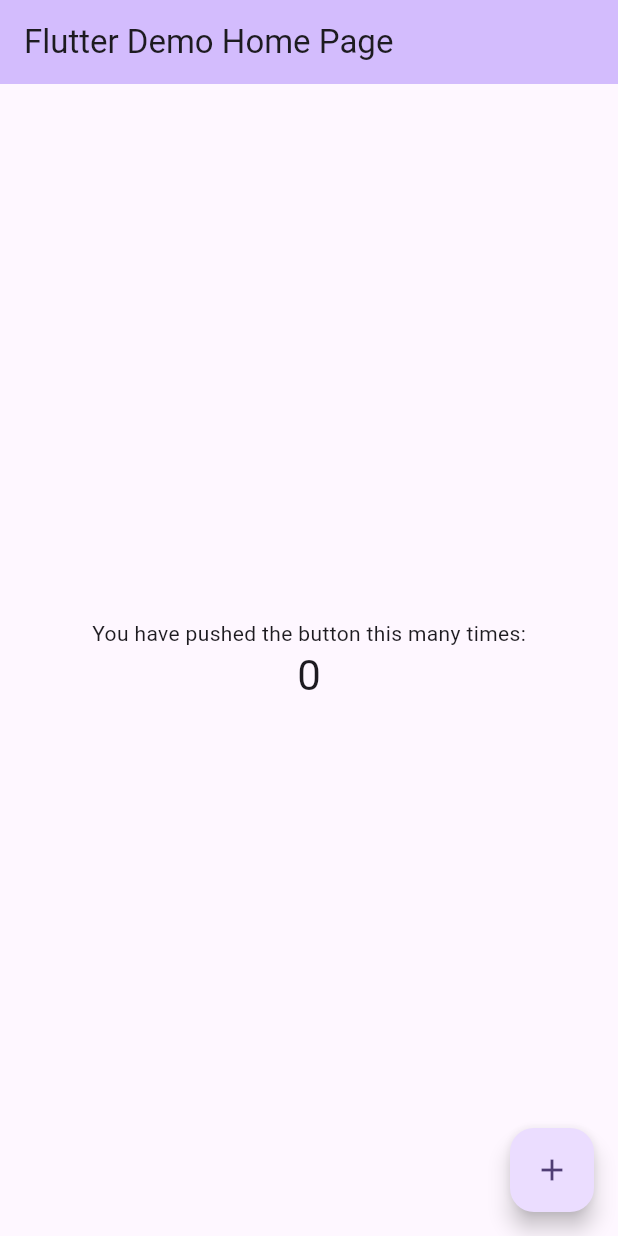
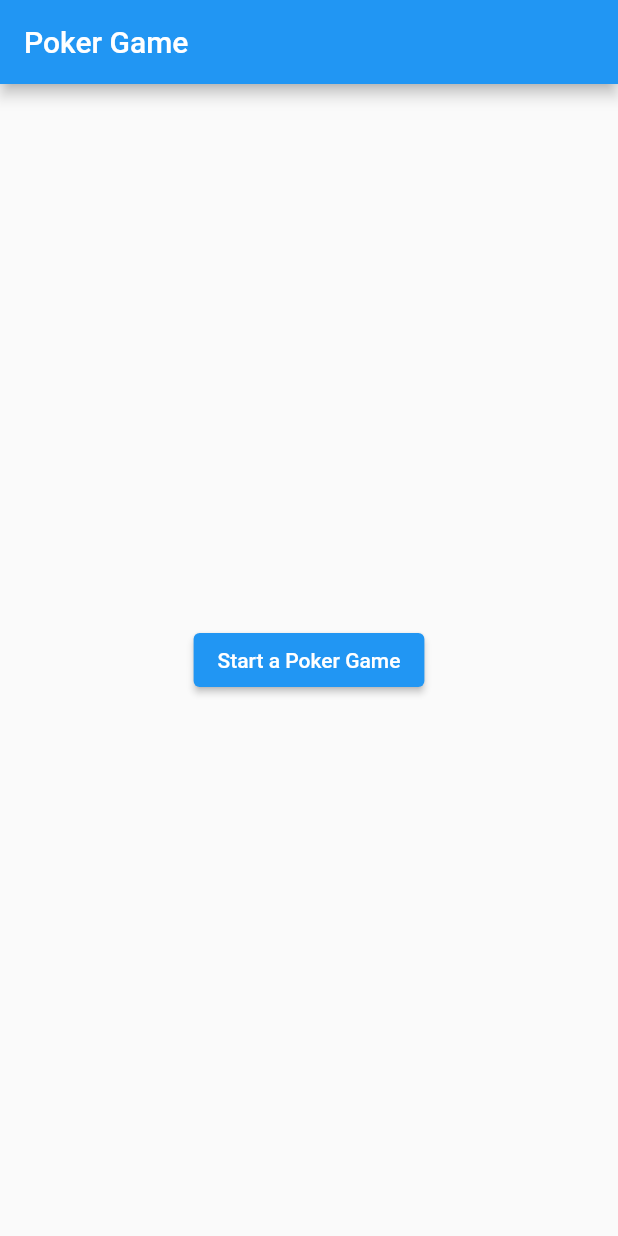
Before and after one commit to madzialenk1/PokerApp, a Flutter app: the screen it shows after launch, on a phone screen of 412 x 824 dp. Run offline on Flutter 3.47's test engine with Material 2 defaults, Android fonts, the phone set to English and light mode, and no system bars.

Commit message:
add basic UI, rules, logic to the game

```diff
--- a/poker_app/lib/constants/colors.dart
+++ b/poker_app/lib/constants/colors.dart
@@ -0,0 +1,6 @@
+import 'package:flutter/material.dart';
+
+class CustomColors {
+  static const Color skyBlue = Color.fromARGB(255, 101, 206, 238);
+  static const Color lightGray = Color.fromARGB(234, 205, 213, 215);
+}
--- a/poker_app/lib/constants/strings.dart
+++ b/poker_app/lib/constants/strings.dart
@@ -0,0 +1,13 @@
+class Strings {
+  Strings._();
+
+  static const String endButtonText = 'Finish and check who won';
+  static const String replaceButtonText = 'Replace Cards';
+  static const String finishMoveButtonText = 'Finish your turn';
+  static const String startGameButtonText = 'Start a Poker Game';
+  static const String appBarText = 'Poker Game';
+  static const String resultAppBarText = 'Result';
+  static const String playerText = 'Player';
+  static const String alertTitle = 'Pass your phone to the second player';
+  static const String alertSubtitle = 'Next turn';
+}
--- a/poker_app/lib/main.dart
+++ b/poker_app/lib/main.dart
@@ -1,125 +1,187 @@
 import 'package:flutter/material.dart';
+import 'package:poker_app/models/deck.dart';
+import 'package:poker_app/features/win_rules.dart';
+import 'models/card.dart';
+import 'models/player.dart';
+import 'package:poker_app/views/result_screen.dart';
+import 'constants/strings.dart';
+import 'package:poker_app/views/horizontal_grid_view.dart';
 
 void main() {
-  runApp(const MyApp());
+  runApp(PokerGameApp());
 }
 
-class MyApp extends StatelessWidget {
-  const MyApp({super.key});
-
-  // This widget is the root of your application.
+class PokerGameApp extends StatelessWidget {
   @override
   Widget build(BuildContext context) {
     return MaterialApp(
-      title: 'Flutter Demo',
+      title: Strings.appBarText,
       theme: ThemeData(
-        // This is the theme of your application.
-        //
-        // TRY THIS: Try running your application with "flutter run". You'll see
-        // the application has a blue toolbar. Then, without quitting the app,
-        // try changing the seedColor in the colorScheme below to Colors.green
-        // and then invoke "hot reload" (save your changes or press the "hot
-        // reload" button in a Flutter-supported IDE, or press "r" if you used
-        // the command line to start the app).
-        //
-        // Notice that the counter didn't reset back to zero; the application
-        // state is not lost during the reload. To reset the state, use hot
-        // restart instead.
-        //
-        // This works for code too, not just values: Most code changes can be
-        // tested with just a hot reload.
-        colorScheme: ColorScheme.fromSeed(seedColor: Colors.deepPurple),
-        useMaterial3: true,
+        primarySwatch: Colors.blue,
       ),
-      home: const MyHomePage(title: 'Flutter Demo Home Page'),
+      home: PokerGameScreen(),
     );
   }
 }
 
-class MyHomePage extends StatefulWidget {
-  const MyHomePage({super.key, required this.title});
-
-  // This widget is the home page of your application. It is stateful, meaning
-  // that it has a State object (defined below) that contains fields that affect
-  // how it looks.
-
-  // This class is the configuration for the state. It holds the values (in this
-  // case the title) provided by the parent (in this case the App widget) and
-  // used by the build method of the State. Fields in a Widget subclass are
-  // always marked "final".
-
-  final String title;
-
+class PokerGameScreen extends StatefulWidget {
   @override
-  State<MyHomePage> createState() => _MyHomePageState();
+  _PokerGameScreenState createState() => _PokerGameScreenState();
 }
 
-class _MyHomePageState extends State<MyHomePage> {
-  int _counter = 0;
+class _PokerGameScreenState extends State<PokerGameScreen> {
+  Deck deck = Deck();
+  Player firstPlayer = Player();
+  Player secondPlayer = Player();
+  List<PokerCard> selectedCards = [];
+  bool isGameStarted = false;
+  bool isFirstPlayerTurn = true;
+  WinRules rulesHelper = WinRules();
 
-  void _incrementCounter() {
+  void startGame() {
+    deck.cards.shuffle();
     setState(() {
-      // This call to setState tells the Flutter framework that something has
-      // changed in this State, which causes it to rerun the build method below
-      // so that the display can reflect the updated values. If we changed
-      // _counter without calling setState(), then the build method would not be
-      // called again, and so nothing would appear to happen.
-      _counter++;
+      firstPlayer.cards = deck.cards.sublist(0, 5);
+      secondPlayer.cards = deck.cards.sublist(5, 10);
+      deck.cards.removeWhere((card) => (firstPlayer.cards ?? []).contains(card));
+      deck.cards.removeWhere((card) => (secondPlayer.cards ?? []).contains(card));
+      isGameStarted = true;
+    });
+  }
+
+  void showPopup(BuildContext context) {
+    showDialog(
+      context: context,
+      builder: (BuildContext context) {
+        return const AlertDialog(
+          title: Text(Strings.alertSubtitle),
+          content: Text(Strings.alertTitle),
+        );
+      },
+    );
+  }
+
+  void replaceCards(List<PokerCard> selectedCards) {
+    deck.cards.shuffle();
+
+    deck.cards.removeWhere((card) => isFirstPlayerTurn
+        ? (firstPlayer.cards ?? []).contains(card)
+        : (secondPlayer.cards ?? []).contains(card));
+
+    List<PokerCard> newPlayerHand = List.of(isFirstPlayerTurn
+        ? (firstPlayer.cards ?? [])
+        : (secondPlayer.cards ?? []));
+
+    for (var selectedCard in selectedCards) {
+      int selectedIndex =
+          newPlayerHand.indexWhere((card) => card == selectedCard);
+
+      if (selectedIndex != -1) {
+        newPlayerHand[selectedIndex] = deck.cards[0];
+        deck.cards.removeAt(0);
+      }
+    }
+
+    setState(() {
+      if (isFirstPlayerTurn) {
+        firstPlayer.cards = newPlayerHand;
+      } else {
+        secondPlayer.cards = newPlayerHand;
+      }
     });
   }
 
   @override
   Widget build(BuildContext context) {
-    // This method is rerun every time setState is called, for instance as done
-    // by the _incrementCounter method above.
-    //
-    // The Flutter framework has been optimized to make rerunning build methods
-    // fast, so that you can just rebuild anything that needs updating rather
-    // than having to individually change instances of widgets.
+    void handleSelectedCards(List<PokerCard> cards) {
+      setState(() {
+        selectedCards = cards;
+      });
+    }
+
     return Scaffold(
       appBar: AppBar(
-        // TRY THIS: Try changing the color here to a specific color (to
-        // Colors.amber, perhaps?) and trigger a hot reload to see the AppBar
-        // change color while the other colors stay the same.
-        backgroundColor: Theme.of(context).colorScheme.inversePrimary,
-        // Here we take the value from the MyHomePage object that was created by
-        // the App.build method, and use it to set our appbar title.
-        title: Text(widget.title),
+        title: const Text(Strings.appBarText),
       ),
       body: Center(
-        // Center is a layout widget. It takes a single child and positions it
-        // in the middle of the parent.
+        child: isGameStarted
+            ? Column(
+                crossAxisAlignment: CrossAxisAlignment.start,
+                mainAxisAlignment: MainAxisAlignment.center,
+                children: [
+                  isFirstPlayerTurn
+                      ? Expanded(
+                          child: Align(
+                          alignment: Alignment.topCenter,
+                          child: Container(
+                            margin: const EdgeInsets.only(
+                                left: 0, right: 0, top: 10),
+                            height: 100,
+                            child: HorizontalGridView(
+                                cards: firstPlayer.cards ?? [],
+                                onCardsSelected: handleSelectedCards),
+                          ),
+                        ))
+                      : Expanded(
+                          child: Align(
+                            alignment: Alignment.bottomCenter,
+                            child: Container(
+                              margin: const EdgeInsets.only(
+                                  left: 0, right: 0, bottom: 10),
+                              height: 100,
+                              child: HorizontalGridView(
+                                  cards: secondPlayer.cards ?? [],
+                                  onCardsSelected: handleSelectedCards),
+                            ),
+                          ),
+                        ),
+                  Align(
+                    alignment: Alignment.bottomCenter,
                     child: Column(
-          // Column is also a layout widget. It takes a list of children and
-          // arranges them vertically. By default, it sizes itself to fit its
-          // children horizontally, and tries to be as tall as its parent.
-          //
-          // Column has various properties to control how it sizes itself and
-          // how it positions its children. Here we use mainAxisAlignment to
-          // center the children vertically; the main axis here is the vertical
-          // axis because Columns are vertical (the cross axis would be
-          // horizontal).
-          //
-          // TRY THIS: Invoke "debug painting" (choose the "Toggle Debug Paint"
-          // action in the IDE, or press "p" in the console), to see the
-          // wireframe for each widget.
+                      crossAxisAlignment: CrossAxisAlignment.center,
                       mainAxisAlignment: MainAxisAlignment.center,
-          children: <Widget>[
-            const Text(
-              'You have pushed the button this many times:',
+                      children: [
+                        ElevatedButton(
+                            onPressed: () {
+                              HandRank result1 = rulesHelper
+                                  .evaluateHand(firstPlayer.cards ?? []);
+                              HandRank result2 = rulesHelper
+                                  .evaluateHand(secondPlayer.cards ?? []);
+                              Navigator.push(
+                                context,
+                                MaterialPageRoute(
+                                  builder: (context) => ResultScreen(
+                                      firstResult: result1.toString(),
+                                      secondResult: result2.toString()),
                                 ),
-            Text(
-              '$_counter',
-              style: Theme.of(context).textTheme.headlineMedium,
+                              );
+                            },
+                            child: const Text(Strings.endButtonText)),
+                        ElevatedButton(
+                          onPressed: () => replaceCards(selectedCards),
+                          child: const Text(Strings.replaceButtonText),
                         ),
+                        ElevatedButton(
+                            onPressed: () {
+                              showPopup(context);
+                              Future.delayed(const Duration(seconds: 3), () {
+                                setState(() {
+                                  isFirstPlayerTurn = !isFirstPlayerTurn;
+                                });
+                                Navigator.of(context).pop();
+                              });
+                            },
+                            child: const Text(Strings.finishMoveButtonText)),
                       ],
                     ),
+                  )
+                ],
+              )
+            : ElevatedButton(
+                onPressed: startGame,
+                child: const Text(Strings.startGameButtonText),
               ),
-      floatingActionButton: FloatingActionButton(
-        onPressed: _incrementCounter,
-        tooltip: 'Increment',
-        child: const Icon(Icons.add),
-      ), // This trailing comma makes auto-formatting nicer for build methods.
+      ),
     );
   }
 }
--- a/poker_app/lib/models/card.dart
+++ b/poker_app/lib/models/card.dart
@@ -0,0 +1,12 @@
+class PokerCard {
+  final String rank;
+  final String suit;
+  bool isSelected;
+
+  PokerCard(this.rank, this.suit, this.isSelected);
+
+  @override
+  String toString() {
+    return '$rank of $suit';
+  }
+}
--- a/poker_app/lib/models/deck.dart
+++ b/poker_app/lib/models/deck.dart
@@ -0,0 +1,24 @@
+import 'card.dart';
+
+class Deck {
+  late List<PokerCard> cards;
+
+  Deck() {
+    cards = createCards();
+  }
+
+  List<PokerCard> createCards() {
+    List<String> ranks = [
+    '2', '3', '4', '5', '6', '7', '8', '9', '10', 'J', 'Q', 'K', 'A'
+  ];
+  List<String> suits = ['Spades', 'Hearts', 'Diamonds', 'Clubs'];
+  List<PokerCard> deck = [];
+    for (String rank in ranks) {
+      for (String suit in suits) {
+        deck.add(PokerCard(rank, suit, false));
+      }
+    }
+
+    return deck;
+  }
+}
--- a/poker_app/lib/models/player.dart
+++ b/poker_app/lib/models/player.dart
@@ -0,0 +1,5 @@
+import 'card.dart';
+
+class Player {
+  List<PokerCard>? cards;
+}
```
Also changed, not shown: poker_app/lib/features/win_rules.dart (added, +82 -0 lines), poker_app/lib/views/horizontal_grid_view.dart (added, +76 -0 lines), poker_app/lib/views/result_screen.dart (added, +37 -0 lines). Lines whose indentation alone changed are shown as unchanged.
